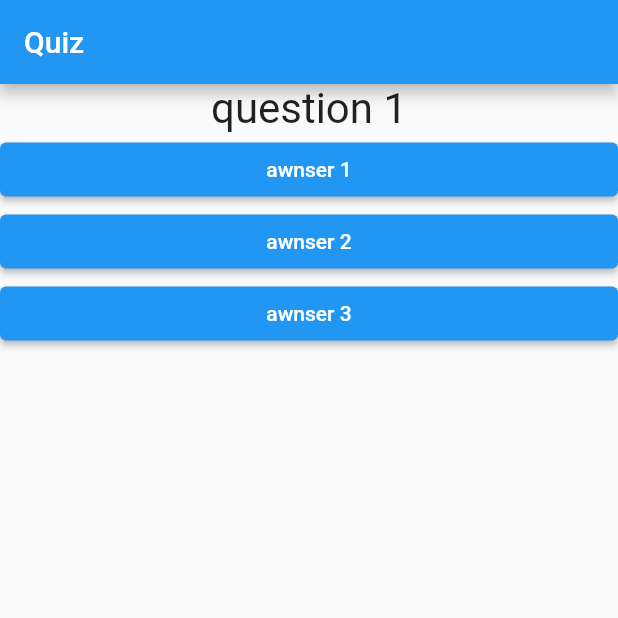
After one commit to Tworres/quiz, a Flutter app: the screen it shows after launch, on a phone screen of 412 x 824 dp, the top half of it. The commit adds this screen. Run offline on Flutter 3.47's test engine with Material 2 defaults, Android fonts, the phone set to English and light mode, and no system bars.

Commit message:
Widgets of quiz and  quizResult
better code, simplified the main code

```diff
--- a/lib/main.dart
+++ b/lib/main.dart
@@ -1,6 +1,6 @@
 import 'package:flutter/material.dart';
-import 'package:quiz/question.dart';
-import 'package:quiz/awnser.dart';
+import 'package:quiz/quiz.dart';
+import 'package:quiz/quizResult.dart';
 
 main() {
   runApp(QuizApp());
@@ -25,7 +25,6 @@ class _QuizAppState extends State<QuizApp> {
   int _selectedQuestion = 0;
   bool _finished = false;
 
-  // EVENT WHEN ANWSER QUESTIONS
   void _respond() {
     if ((_selectedQuestion + 1) < questions.length) {
       setState(() {
@@ -41,24 +40,12 @@ class _QuizAppState extends State<QuizApp> {
 
   @override
   Widget build(BuildContext context) {
-    List<String> awnsers = questions[_selectedQuestion].cast()['awnsers'];
-
-    // BODY QUESTIONS
-    Widget bodyQuestion = Column(children: [
-      Question(questions[_selectedQuestion]['question'].toString()),
-      ...awnsers.map((e) => Awnser(e, _respond)),
-    ]);
-
-    // BODY FINISHED
-    Widget bodyFinished = const Center(
-      child: Text("Finished", style: TextStyle(fontSize: 28)),
-    );
-
-    // APP
     return MaterialApp(
       home: Scaffold(
         appBar: AppBar(title: const Text('Quiz')),
-        body: _finished ? bodyFinished : bodyQuestion,
+        body: _finished
+            ? const QuizFinished(text: "Finished")
+            : Quiz(selectedQuestion: _selectedQuestion, listQuestionsAndAwnsers: questions, onRespond: _respond),
       ),
     );
   }
--- /dev/null
+++ b/lib/quiz.dart
@@ -0,0 +1,25 @@
+import 'package:flutter/material.dart';
+import 'package:quiz/awnser.dart';
+import 'package:quiz/question.dart';
+
+class Quiz extends StatelessWidget {
+  final int selectedQuestion;
+  final List<Map<String, Object>> listQuestionsAndAwnsers;
+  final void Function() onRespond;
+
+  const Quiz({
+    required this.selectedQuestion,
+    required this.listQuestionsAndAwnsers,
+    required this.onRespond,
+  });
+
+  @override
+  Widget build(BuildContext context) {
+    List<String> awnsers = listQuestionsAndAwnsers[selectedQuestion].cast()['awnsers'];
+
+    return Column(children: [
+      Question(listQuestionsAndAwnsers[selectedQuestion]['question'].toString()),
+      ...awnsers.map((e) => Awnser(e, onRespond)),
+    ]);
+  }
+}
```
Also changed, not shown: lib/quizResult.dart (added, +14 -0 lines).
